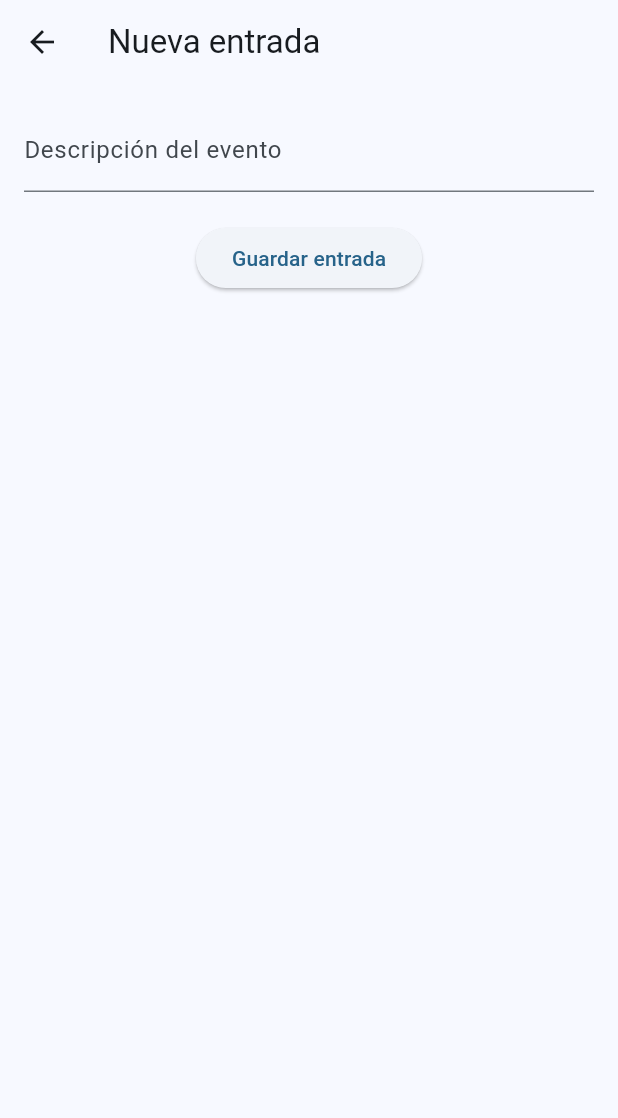
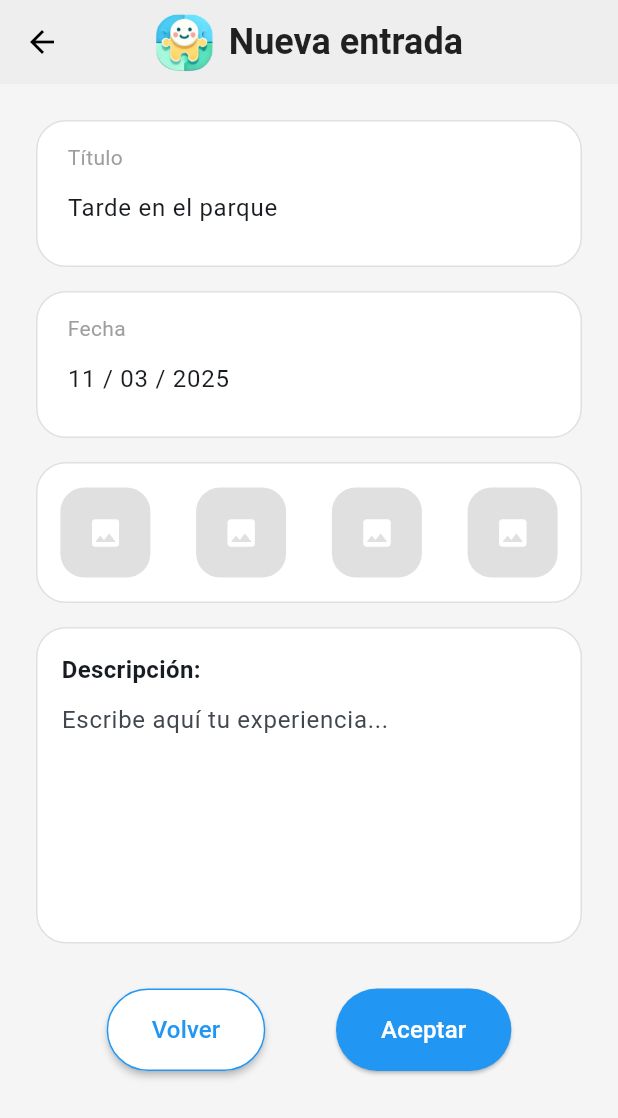
Before and after one commit to Lucyyy31/PictoPlan, a Flutter app: the AddEntryScreen screen opened by its route, on a phone screen of 412 x 824 dp. Shown: the top 1118 px of the screen. Run offline on Flutter 3.47's test engine with Material 3 defaults, Android fonts, the phone set to English and light mode, and no system bars.

Commit message:
hecho flujo para añadir un evento en diario y hecha pantalla de añadir evento, falta hacerla mas estetica

```diff
--- a/lib/pantallas/diario.dart
+++ b/lib/pantallas/diario.dart
@@ -1,6 +1,7 @@
 import 'package:flutter/material.dart';
 import '../widgets/bottom_nav.dart';
 import 'app_drawer.dart';
+import 'entrada_diario.dart';
 
 class DiarioScreen extends StatelessWidget {
   const DiarioScreen({super.key});
@@ -70,7 +71,10 @@ class DiarioScreen extends StatelessWidget {
                       elevation: 2,
                     ),
                     onPressed: () {
-                      // lógica para añadir evento
+                      Navigator.push(
+                        context,
+                        MaterialPageRoute(builder: (context) => const AddEntryScreen()),
+                      );
                     },
                     icon: const Icon(Icons.add),
                     label: const Text(
--- a/lib/pantallas/entrada_diario.dart
+++ b/lib/pantallas/entrada_diario.dart
@@ -1,26 +1,178 @@
 import 'package:flutter/material.dart';
-class AddEntryScreen extends StatelessWidget {
+
+class AddEntryScreen extends StatefulWidget {
   const AddEntryScreen({super.key});
+
+  @override
+  State<AddEntryScreen> createState() => _AddEntryScreenState();
+}
+
+class _AddEntryScreenState extends State<AddEntryScreen> {
+  final TextEditingController _titleController = TextEditingController(text: 'Tarde en el parque');
+  final TextEditingController _dateController = TextEditingController(text: '11 / 03 / 2025');
+  final TextEditingController _descriptionController = TextEditingController();
 
   @override
   Widget build(BuildContext context) {
     return Scaffold(
-      appBar: AppBar(title: const Text('Nueva entrada')),
+      backgroundColor: Colors.grey[100],
+      appBar: AppBar(
+        backgroundColor: Colors.grey[200],
+        elevation: 0,
+        leading: IconButton(
+          icon: const Icon(Icons.arrow_back, color: Colors.black),
+          onPressed: () => Navigator.pop(context),
+        ),
+        title: Row(
+          mainAxisAlignment: MainAxisAlignment.center,
+          mainAxisSize: MainAxisSize.min,
+          children: [
+            Image.asset('lib/imagenes/logo.png', height: 40),
+            const SizedBox(width: 10),
+            const Text(
+              'Nueva entrada',
+              style: TextStyle(
+                fontSize: 24,
+                fontWeight: FontWeight.bold,
+                color: Colors.black87,
+              ),
+            ),
+          ],
+        ),
+        centerTitle: true,
+      ),
       body: Padding(
-        padding: const EdgeInsets.all(16.0),
+        padding: const EdgeInsets.all(24),
+        child: SingleChildScrollView(
           child: Column(
             children: [
-            const TextField(
-              decoration: InputDecoration(labelText: 'Descripción del evento'),
+              _buildInputField('Título', _titleController),
+              const SizedBox(height: 16),
+              _buildInputField('Fecha', _dateController),
+              const SizedBox(height: 16),
+
+              // Pictogramas
+              Container(
+                padding: const EdgeInsets.symmetric(vertical: 16),
+                decoration: BoxDecoration(
+                  color: Colors.white,
+                  borderRadius: BorderRadius.circular(20),
+                  border: Border.all(color: Colors.grey.shade300),
                 ),
-            const SizedBox(height: 20),
+                child: Row(
+                  mainAxisAlignment: MainAxisAlignment.spaceAround,
+                  children: List.generate(4, (index) {
+                    return Container(
+                      width: 60,
+                      height: 60,
+                      decoration: BoxDecoration(
+                        color: Colors.grey[300],
+                        borderRadius: BorderRadius.circular(16),
+                      ),
+                      child: const Icon(Icons.image, color: Colors.white),
+                    );
+                  }),
+                ),
+              ),
+              const SizedBox(height: 16),
+
+              // Descripción
+              Container(
+                padding: const EdgeInsets.all(16),
+                decoration: BoxDecoration(
+                  color: Colors.white,
+                  borderRadius: BorderRadius.circular(20),
+                  border: Border.all(color: Colors.grey.shade300),
+                ),
+                child: Column(
+                  crossAxisAlignment: CrossAxisAlignment.start,
+                  children: [
+                    const Text(
+                      'Descripción:',
+                      style: TextStyle(fontWeight: FontWeight.bold, fontSize: 16),
+                    ),
+                    const SizedBox(height: 10),
+                    TextField(
+                      controller: _descriptionController,
+                      maxLines: 6,
+                      style: const TextStyle(fontSize: 16),
+                      decoration: const InputDecoration.collapsed(
+                        hintText: 'Escribe aquí tu experiencia...',
+                      ),
+                    ),
+                  ],
+                ),
+              ),
+              const SizedBox(height: 30),
+
+              // Botones
+              Row(
+                mainAxisAlignment: MainAxisAlignment.spaceEvenly,
+                children: [
                   ElevatedButton(
-              onPressed: () {},
-              child: const Text('Guardar entrada'),
+                    onPressed: () => Navigator.pop(context),
+                    style: ElevatedButton.styleFrom(
+                      backgroundColor: Colors.white,
+                      foregroundColor: Colors.blue,
+                      side: const BorderSide(color: Colors.blue),
+                      elevation: 2,
+                      padding: const EdgeInsets.symmetric(horizontal: 30, vertical: 16),
+                      shape: RoundedRectangleBorder(
+                        borderRadius: BorderRadius.circular(30),
+                      ),
+                    ),
+                    child: const Text(
+                      'Volver',
+                      style: TextStyle(fontSize: 16, fontWeight: FontWeight.w500),
+                    ),
+                  ),
+                  ElevatedButton(
+                    onPressed: () {
+                      // Guardar acción
+                    },
+                    style: ElevatedButton.styleFrom(
+                      backgroundColor: Colors.blue,
+                      foregroundColor: Colors.white,
+                      padding: const EdgeInsets.symmetric(horizontal: 30, vertical: 16),
+                      shape: RoundedRectangleBorder(
+                        borderRadius: BorderRadius.circular(30),
+                      ),
+                    ),
+                    child: const Text(
+                      'Aceptar',
+                      style: TextStyle(fontSize: 16, fontWeight: FontWeight.w500),
+                    ),
+                  ),
+                ],
               )
             ],
           ),
         ),
+      ),
+    );
+  }
+
+  Widget _buildInputField(String label, TextEditingController controller) {
+    return Container(
+      padding: const EdgeInsets.symmetric(horizontal: 20, vertical: 14),
+      decoration: BoxDecoration(
+        color: Colors.white,
+        borderRadius: BorderRadius.circular(20),
+        border: Border.all(color: Colors.grey.shade300),
+      ),
+      child: Column(
+        crossAxisAlignment: CrossAxisAlignment.start,
+        children: [
+          Text(label, style: const TextStyle(fontSize: 14, color: Colors.grey)),
+          TextField(
+            controller: controller,
+            style: const TextStyle(fontSize: 16),
+            decoration: const InputDecoration(
+              border: InputBorder.none,
+            ),
+          ),
+        ],
+      ),
     );
   }
 }
```
Lines whose indentation alone changed are shown as unchanged.
